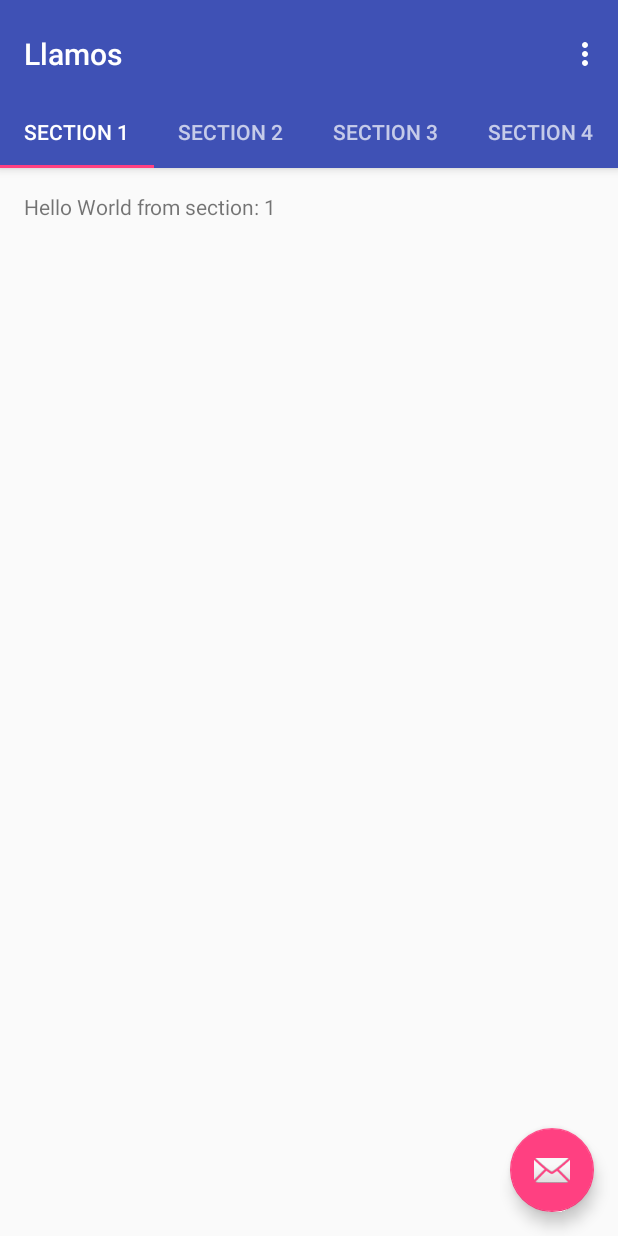
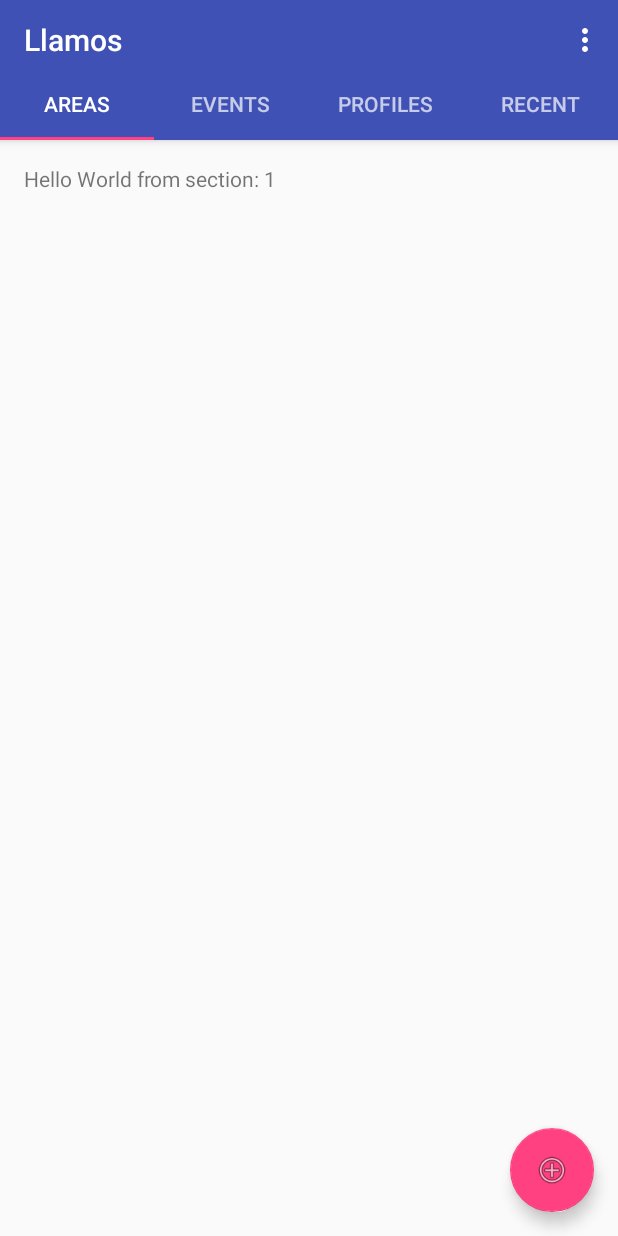
Before and after one commit to Rescue9/Llamos, an Android app: the screen it shows after launch (MainActivity), on a phone screen of 412 x 824 dp. Run offline under Robolectric (Android 15) with nearby library versions, the phone set to English and light mode, and no system bars.

Commit message:
layoutSections finished:

```diff
--- a/app/src/main/java/com/corridor9design/llamos/MainActivity.java
+++ b/app/src/main/java/com/corridor9design/llamos/MainActivity.java
@@ -150,13 +150,13 @@ public class MainActivity extends AppCompatActivity {
         public CharSequence getPageTitle(int position) {
             switch (position) {
                 case 0:
-                    return "SECTION 1";
+                    return "Areas";
                 case 1:
-                    return "SECTION 2";
+                    return "Events";
                 case 2:
-                    return "SECTION 3";
+                    return "Profiles";
                 case 3:
-                    return "SECTION 4";
+                    return "Recent";
             }
             return null;
         }
--- a/app/src/main/res/layout/activity_main.xml
+++ b/app/src/main/res/layout/activity_main.xml
@@ -18,7 +18,7 @@
         <android.support.v7.widget.Toolbar
             android:id="@+id/toolbar"
             android:layout_width="match_parent"
-            android:layout_height="?attr/actionBarSize"
+            android:layout_height="37dp"
             android:background="?attr/colorPrimary"
             app:layout_scrollFlags="scroll|enterAlways"
             app:popupTheme="@style/AppTheme.PopupOverlay">
@@ -44,6 +44,6 @@
         android:layout_height="wrap_content"
         android:layout_gravity="end|bottom"
         android:layout_margin="@dimen/fab_margin"
-        app:srcCompat="@android:drawable/ic_dialog_email" />
+        app:srcCompat="@android:drawable/ic_menu_add" />
 
 </android.support.design.widget.CoordinatorLayout>
```
